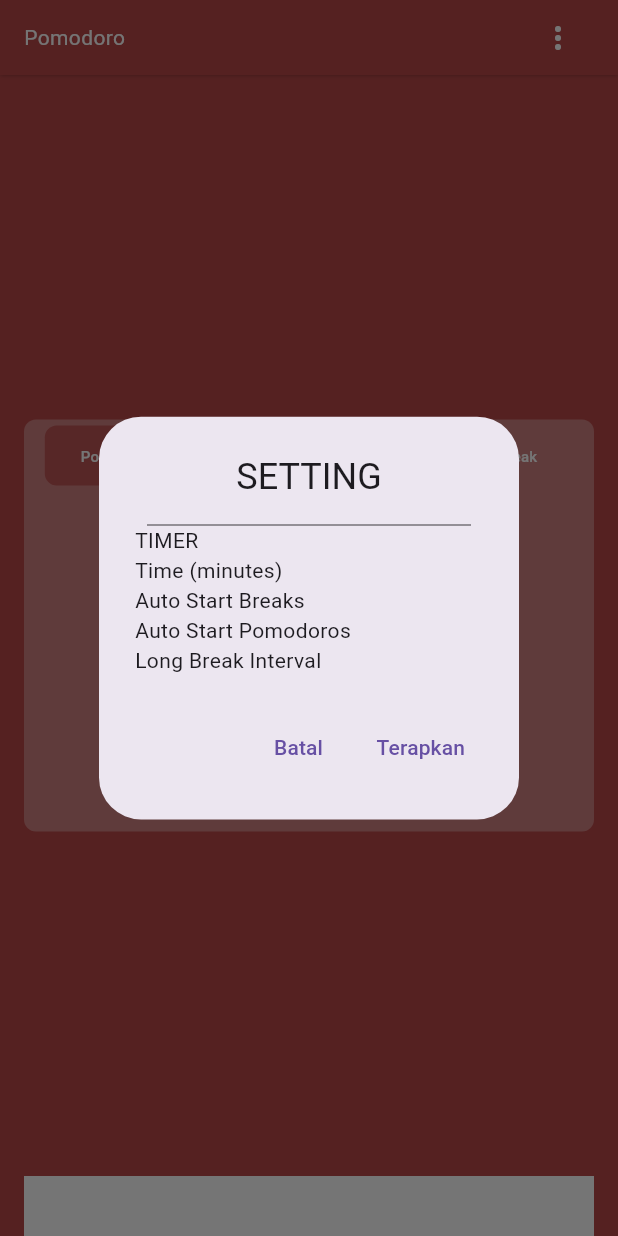
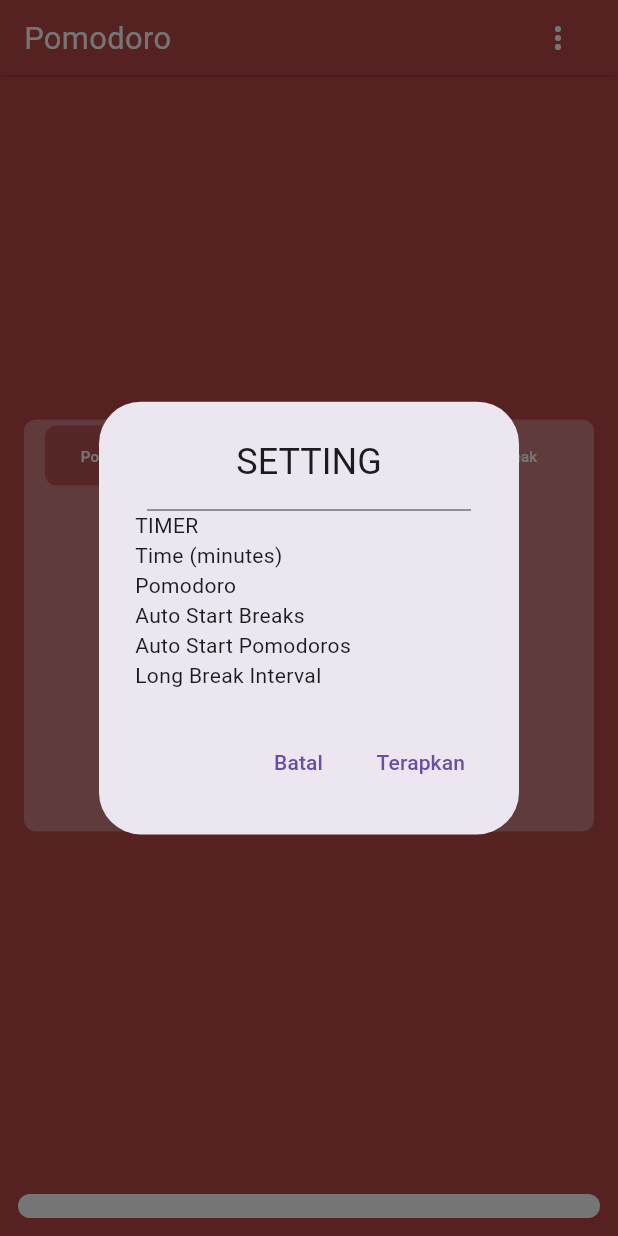
Before and after one commit to mfdpdev/pomodoro-app, a Flutter app: the screen it shows after launch, after a tap on the "more vert" icon, on a phone screen of 412 x 824 dp. Run offline on Flutter 3.47's test engine with Material 3 defaults, Android fonts, the phone set to English and light mode, and no system bars.

Commit message:
style: gives style to the progress bar

```diff
--- a/lib/main.dart
+++ b/lib/main.dart
@@ -139,6 +139,7 @@ class _HomeState extends State<Home> {
                         widget.title,
                         style: TextStyle(
                           color: Colors.white,
+                          fontSize: MediaQuery.of(context).size.width * 0.05,
                         )
                       ),
                       IconButton(
@@ -165,7 +166,13 @@ class _HomeState extends State<Home> {
                                     const Text('TIMER'),
                                     const Text('Time (minutes)'),
                                     Row(
-                                      children: [],
+                                      children: [
+                                        Column(
+                                          children: [
+                                            const Text('Pomodoro'),
+                                          ]
+                                        )
+                                      ],
                                     ),
                                     Row(
                                       children: [
@@ -367,13 +374,15 @@ class _HomeState extends State<Home> {
               ),
               Container(
                 height: 40,
-                color: CustomColors.primary,
+                color: bg,
                 child: Padding(
-                  padding: const EdgeInsets.symmetric(horizontal: 16.0),
-                  child: LinearProgressIndicator(
-                    value: _progressValue,
-                    backgroundColor: Colors.white.withOpacity(0.3),
-                    valueColor: AlwaysStoppedAnimation<Color>(Colors.white),
+                  padding: const EdgeInsets.all(12.0),
+                  child: ClipRRect(
+                    borderRadius: BorderRadius.circular(8.0),
+                    child: LinearProgressIndicator(
+                      value: _progressValue, backgroundColor: Colors.white.withOpacity(0.3),
+                      valueColor: AlwaysStoppedAnimation<Color>(Colors.white),
+                    )
                   )
                 )
               )
```
